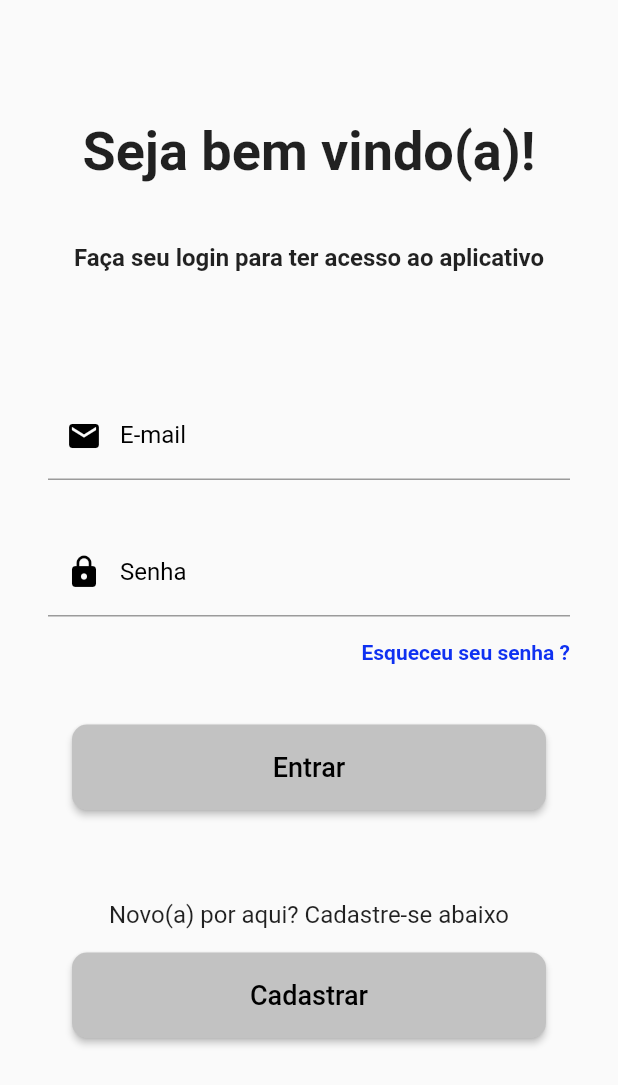
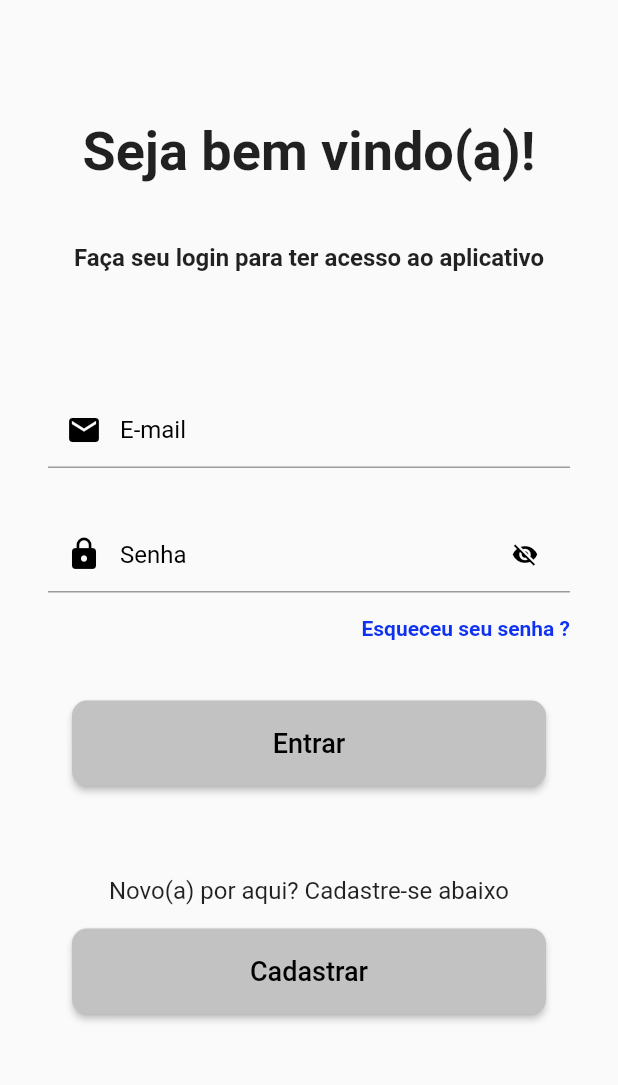
Before and after one commit to WallisonRP/ppdm-fatecrp, a Flutter app: the screen it shows after launch, on a phone screen of 412 x 824 dp. Shown: the top 1085 px of the screen. Run offline on Flutter 3.47's test engine with Material 2 defaults, Android fonts, the light colour scheme and no system bars; our stand-ins replace cloud_firestore, firebase_auth, firebase_core; accounts and stored records are empty.

Commit message:
alteracoes na tela de login

```diff
--- a/lib/view/pages/tela_de_login.dart
+++ b/lib/view/pages/tela_de_login.dart
@@ -19,6 +19,15 @@ class TelaDeLogin extends StatefulWidget {
 class _TelaDeLoginState extends State<TelaDeLogin> {
   final TextEditingController email = TextEditingController();
   final TextEditingController senha = TextEditingController();
+
+  late bool _passwordVisible;
+
+  @override
+  void initState() {
+    // TODO: implement initState
+    super.initState();
+    _passwordVisible = false;
+  }
 
   @override
   Widget build(BuildContext context) {
@@ -43,9 +52,45 @@ class _TelaDeLoginState extends State<TelaDeLogin> {
               ),
               CaixaDeTexto('E-mail', Icons.email, 24.0, email),
               Padding(
-                padding: EdgeInsets.only(top: 32.0, bottom: 16.0),
-                child: CaixaDeTexto('Senha', Icons.lock, 24.0, senha),
-              ),
+                  padding: EdgeInsets.only(top: 32.0, bottom: 16.0),
+                  child: TextField(
+                    controller: senha,
+                    style: TextStyle(fontSize: 16.0, color: Colors.black),
+                    // cursorHeight: 25,
+                    obscureText: !_passwordVisible,
+                    decoration: InputDecoration(
+                      isDense: true,
+                      contentPadding: EdgeInsets.all(16),
+                      hintText: 'Senha',
+
+                      hintStyle: TextStyle(fontSize: 16.0, color: Colors.black),
+                      labelStyle: TextStyle(color: Colors.black),
+                      prefixIcon: Icon(
+                        Icons.lock,
+                        size: 24.0,
+                        color: Colors.black,
+                      ),
+                      suffixIcon: Padding(
+                        padding: const EdgeInsets.only(right: 6.0),
+                        child: IconButton(
+                          icon: Icon(
+                            _passwordVisible
+                                ? Icons.visibility
+                                : Icons.visibility_off,
+                            color: Colors.black,
+                          ),
+                          onPressed: () {
+                            setState(() {
+                              _passwordVisible = !_passwordVisible;
+                            });
+                          },
+                        ),
+                      ),
+                    ),
+                  )
+
+                  // CaixaDeTexto('Senha', Icons.lock, 24.0, senha),
+                  ),
               Align(
                 alignment: Alignment.topRight,
                 child: GestureDetector(
--- a/lib/view/widgets/caixa_de_texto.dart
+++ b/lib/view/widgets/caixa_de_texto.dart
@@ -3,15 +3,19 @@ import 'package:flutter/material.dart';
 CaixaDeTexto(label, icon, tamanho, controller) {
   return TextField(
     controller: controller,
+    style: TextStyle(fontSize: 16.0, color: Colors.black),
+    // cursorHeight: 25,
     decoration: InputDecoration(
-      // isDense: true,
-      labelText: label,
+      isDense: true,
+      contentPadding: EdgeInsets.all(16),
+      hintText: label,
+      hintStyle: TextStyle(fontSize: 16.0, color: Colors.black),
       labelStyle: TextStyle(color: Colors.black),
       prefixIcon: Icon(
-        icon,
-        size: tamanho,
-        color: Colors.black,
-      ),
+          icon,
+          size: tamanho,
+          color: Colors.black,
+        ),
     ),
   );
 }
```
Also changed, not shown: lib/view/pages/tela_cadastrar_rosto.dart (+15 -18 lines).
